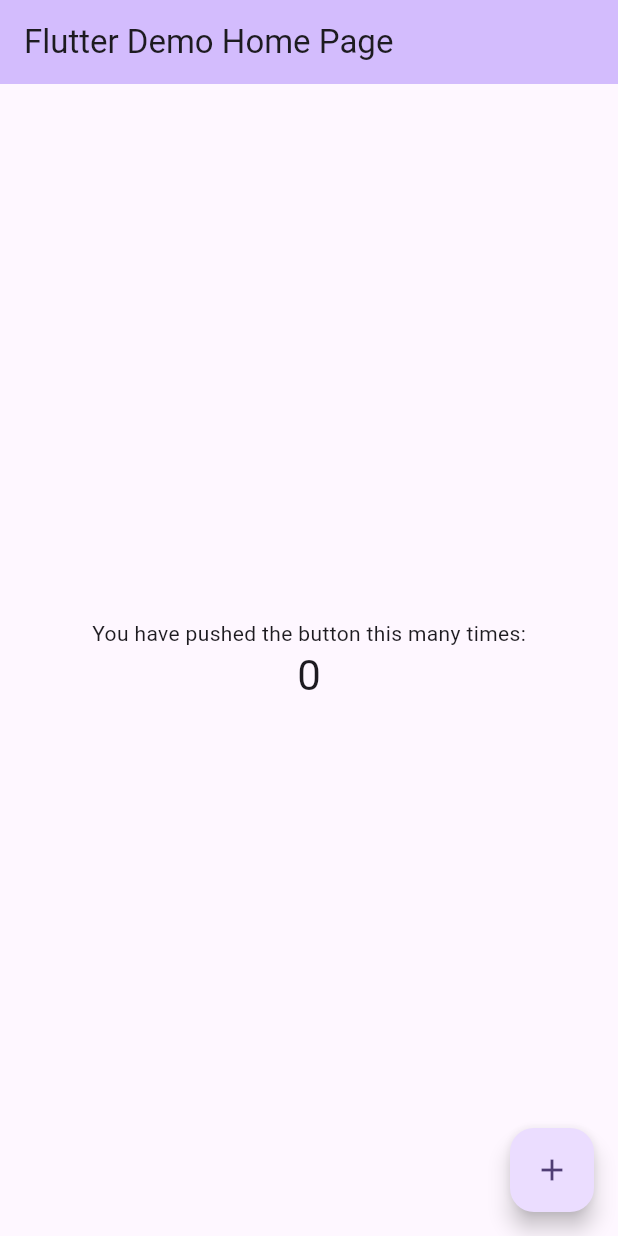
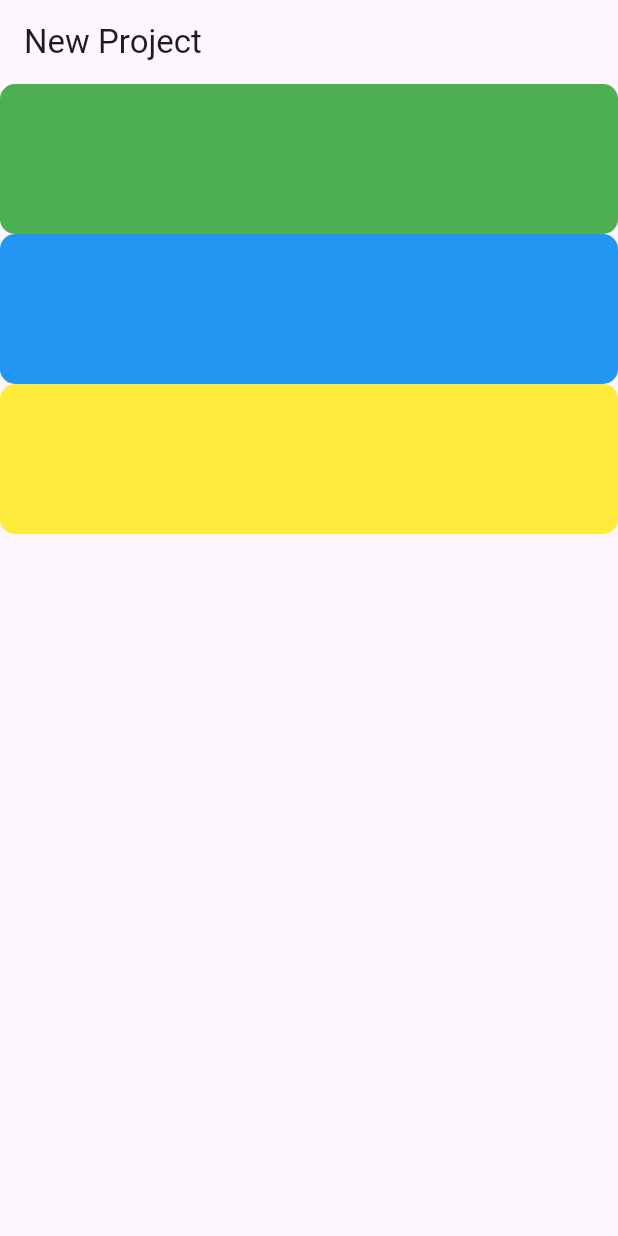
Before and after one commit to Ace-Phatcharapol/Learning-Flutter, a Flutter app: the screen it shows after launch, on a phone screen of 412 x 824 dp. Run offline on Flutter 3.47's test engine with Material 3 defaults, Android fonts, the phone set to English and light mode, and no system bars.

Commit message:
Add Container

```diff
--- a/lib/main.dart
+++ b/lib/main.dart
@@ -1,125 +1,52 @@
 import 'package:flutter/material.dart';
 
 void main() {
-  runApp(const MyApp());
+  runApp(MyApp());
 }
 
 class MyApp extends StatelessWidget {
-  const MyApp({super.key});
-
-  // This widget is the root of your application.
   @override
   Widget build(BuildContext context) {
     return MaterialApp(
-      title: 'Flutter Demo',
-      theme: ThemeData(
-        // This is the theme of your application.
-        //
-        // TRY THIS: Try running your application with "flutter run". You'll see
-        // the application has a purple toolbar. Then, without quitting the app,
-        // try changing the seedColor in the colorScheme below to Colors.green
-        // and then invoke "hot reload" (save your changes or press the "hot
-        // reload" button in a Flutter-supported IDE, or press "r" if you used
-        // the command line to start the app).
-        //
-        // Notice that the counter didn't reset back to zero; the application
-        // state is not lost during the reload. To reset the state, use hot
-        // restart instead.
-        //
-        // This works for code too, not just values: Most code changes can be
-        // tested with just a hot reload.
-        colorScheme: ColorScheme.fromSeed(seedColor: Colors.deepPurple),
-        useMaterial3: true,
-      ),
-      home: const MyHomePage(title: 'Flutter Demo Home Page'),
+      title: "My App",
+      home: MyHomePage(),
+      theme: ThemeData(primarySwatch: Colors.orange),
     );
   }
 }
 
 class MyHomePage extends StatefulWidget {
-  const MyHomePage({super.key, required this.title});
-
-  // This widget is the home page of your application. It is stateful, meaning
-  // that it has a State object (defined below) that contains fields that affect
-  // how it looks.
-
-  // This class is the configuration for the state. It holds the values (in this
-  // case the title) provided by the parent (in this case the App widget) and
-  // used by the build method of the State. Fields in a Widget subclass are
-  // always marked "final".
-
-  final String title;
-
   @override
   State<MyHomePage> createState() => _MyHomePageState();
 }
 
 class _MyHomePageState extends State<MyHomePage> {
-  int _counter = 0;
-
-  void _incrementCounter() {
-    setState(() {
-      // This call to setState tells the Flutter framework that something has
-      // changed in this State, which causes it to rerun the build method below
-      // so that the display can reflect the updated values. If we changed
-      // _counter without calling setState(), then the build method would not be
-      // called again, and so nothing would appear to happen.
-      _counter++;
-    });
-  }
-
+  //การแสดงผล
   @override
   Widget build(BuildContext context) {
-    // This method is rerun every time setState is called, for instance as done
-    // by the _incrementCounter method above.
-    //
-    // The Flutter framework has been optimized to make rerunning build methods
-    // fast, so that you can just rebuild anything that needs updating rather
-    // than having to individually change instances of widgets.
     return Scaffold(
-      appBar: AppBar(
-        // TRY THIS: Try changing the color here to a specific color (to
-        // Colors.amber, perhaps?) and trigger a hot reload to see the AppBar
-        // change color while the other colors stay the same.
-        backgroundColor: Theme.of(context).colorScheme.inversePrimary,
-        // Here we take the value from the MyHomePage object that was created by
-        // the App.build method, and use it to set our appbar title.
-        title: Text(widget.title),
-      ),
-      body: Center(
-        // Center is a layout widget. It takes a single child and positions it
-        // in the middle of the parent.
-        child: Column(
-          // Column is also a layout widget. It takes a list of children and
-          // arranges them vertically. By default, it sizes itself to fit its
-          // children horizontally, and tries to be as tall as its parent.
-          //
-          // Column has various properties to control how it sizes itself and
-          // how it positions its children. Here we use mainAxisAlignment to
-          // center the children vertically; the main axis here is the vertical
-          // axis because Columns are vertical (the cross axis would be
-          // horizontal).
-          //
-          // TRY THIS: Invoke "debug painting" (choose the "Toggle Debug Paint"
-          // action in the IDE, or press "p" in the console), to see the
-          // wireframe for each widget.
-          mainAxisAlignment: MainAxisAlignment.center,
-          children: <Widget>[
-            const Text(
-              'You have pushed the button this many times:',
+        appBar: AppBar(
+          title: const Text("New Project"),
+        ),
+        body: Column(
+          children: [
+            Container(
+              decoration: BoxDecoration(
+                  color: Colors.green, borderRadius: BorderRadius.circular(10)),
+              height: 100,
             ),
-            Text(
-              '$_counter',
-              style: Theme.of(context).textTheme.headlineMedium,
+            Container(
+              decoration: BoxDecoration(
+                  color: Colors.blue, borderRadius: BorderRadius.circular(10)),
+              height: 100,
             ),
+            Container(
+              decoration: BoxDecoration(
+                  color: Colors.yellow,
+                  borderRadius: BorderRadius.circular(10)),
+              height: 100,
+            )
           ],
-        ),
-      ),
-      floatingActionButton: FloatingActionButton(
-        onPressed: _incrementCounter,
-        tooltip: 'Increment',
-        child: const Icon(Icons.add),
-      ), // This trailing comma makes auto-formatting nicer for build methods.
-    );
+        ));
   }
 }
--- a/pubspec.yaml
+++ b/pubspec.yaml
@@ -62,6 +62,8 @@ flutter:
   # assets:
   #   - images/a_dot_burr.jpeg
   #   - images/a_dot_ham.jpeg
+  assets:
+    - assets/images/
 
   # An image asset can refer to one or more resolution-specific "variants", see
   # https://flutter.dev/assets-and-images/#resolution-aware
```
Also changed, not shown: 1 other file.
